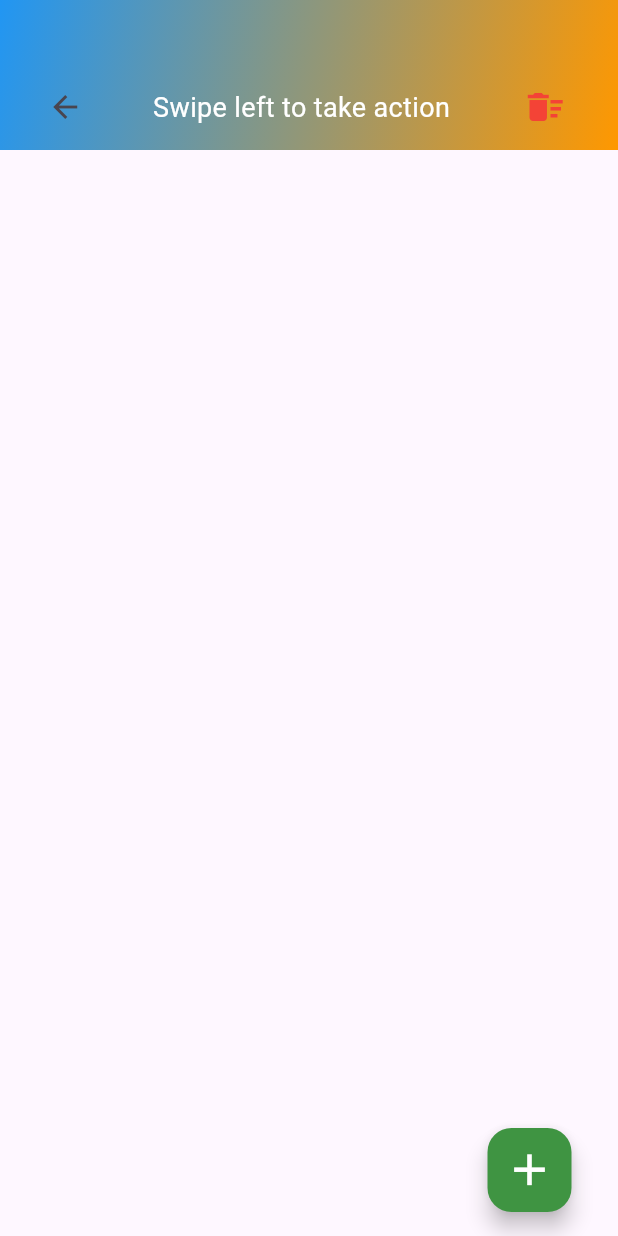
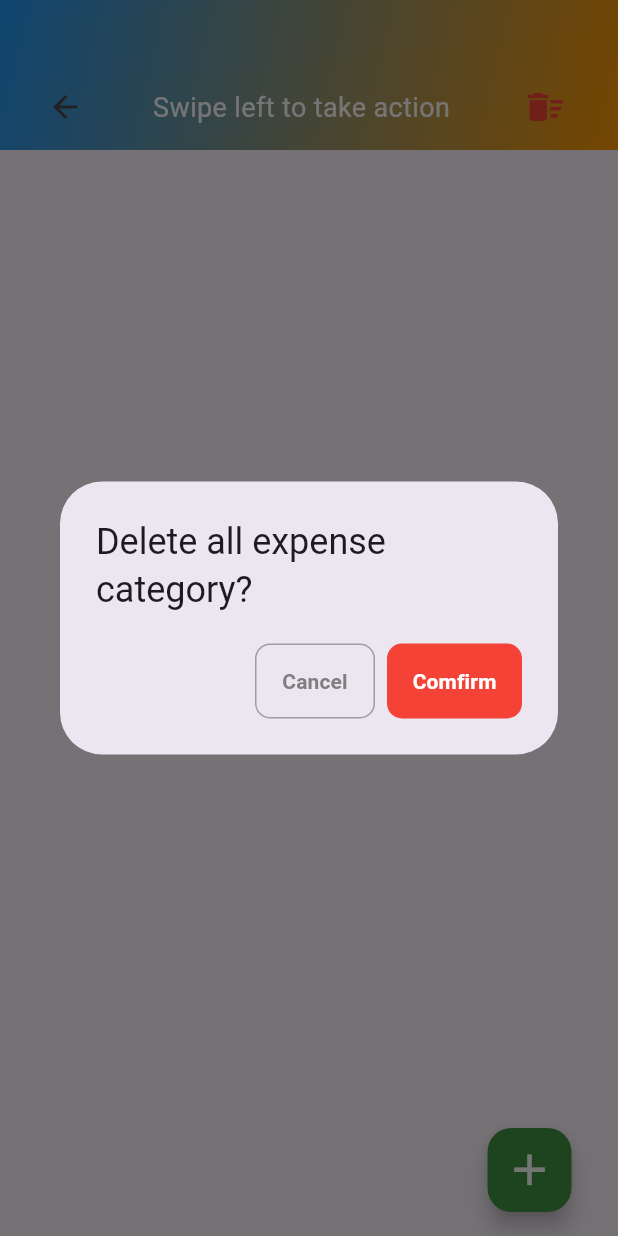
Before and after one commit to buiduccanh10/money_mate, a Flutter app: the category_manage screen opened directly with empty values, after a tap on the "delete sweep" icon, on a phone screen of 412 x 824 dp. Run offline on Flutter 3.47's test engine with Material 3 defaults, Android fonts, the phone set to English and light mode, and no system bars; our stand-ins replace cloud_firestore, custom_sliding_segmented_control, emoji_picker_flutter, firebase_auth, firebase_core, flutter_slidable and 8 more; missing offline and left inert: dart:ffi, datepicker_dropdown; accounts and stored records are empty; network calls fail.

Commit message:
struc: change structure file project

```diff
--- a/lib/services/firestore_helper.dart
+++ b/lib/services/firestore_helper.dart
@@ -252,6 +252,21 @@ class firestore_helper {
     } catch (error) {}
   }
 
+  Future<void> delete_all_category(String uid, bool isIncome) async {
+    try {
+      CollectionReference categoryCollectionRef =
+          db.collection('users').doc(uid).collection('category');
+
+      QuerySnapshot querySnapshot = await categoryCollectionRef
+          .where('is_income', isEqualTo: isIncome)
+          .get();
+
+      querySnapshot.docs.forEach((DocumentSnapshot documentSnapshot) async {
+        await documentSnapshot.reference.delete();
+      });
+    } catch (error) {}
+  }
+
   Future<void> add_input(String uid, String date, String description,
       double money, String cat_id) async {
     DocumentReference doc_ref =
--- a/lib/widget/category/category_manage.dart
+++ b/lib/widget/category/category_manage.dart
@@ -124,7 +124,9 @@ class _category_manageState extends State<category_manage> {
               ),
               IconButton(
                   padding: const EdgeInsets.all(15),
-                  onPressed: () {},
+                  onPressed: () {
+                    delete_all_category();
+                  },
                   icon: const Icon(Icons.delete_sweep,
                       color: Colors.red, size: 28))
             ],
@@ -172,7 +174,7 @@ class _category_manageState extends State<category_manage> {
                               children: [
                                 SlidableAction(
                                   onPressed: (context) {
-                                    edit_cat(context, index);
+                                    edit_cat(context, cat_item);
                                   },
                                   foregroundColor: Colors.blue,
                                   icon: Icons.edit,
@@ -239,7 +241,65 @@ class _category_manageState extends State<category_manage> {
     );
   }
 
-  void edit_cat(BuildContext context, int index) {}
+  void delete_all_category() {
+    showDialog(
+        context: context,
+        builder: (BuildContext context) {
+          return AlertDialog(
+            title: Text(
+                'Delete all ${widget.is_income ? 'income' : 'expense'} category?'),
+            actions: [
+              Container(
+                width: 80,
+                decoration: BoxDecoration(
+                    border: Border.all(color: Colors.grey),
+                    borderRadius: BorderRadius.circular(10)),
+                child: TextButton(
+                    onPressed: () {
+                      Navigator.of(context).pop();
+                    },
+                    child: const Text(
+                      'Cancel',
+                      style: TextStyle(
+                          fontWeight: FontWeight.w700,
+                          color: Color.fromARGB(255, 127, 127, 127)),
+                    )),
+              ),
+              Container(
+                width: 90,
+                decoration: BoxDecoration(
+                    color: Colors.red,
+                    border: Border.all(color: Colors.red),
+                    borderRadius: BorderRadius.circular(10)),
+                child: TextButton(
+                    onPressed: () {
+                      db_helper.delete_all_category(uid, widget.is_income);
+                    },
+                    child: const Text(
+                      'Comfirm',
+                      style: TextStyle(
+                        color: Colors.white,
+                        fontWeight: FontWeight.w700,
+                      ),
+                    )),
+              )
+            ],
+          );
+        });
+  }
+
+  void edit_cat(BuildContext context, Map<String, dynamic> cat_item) {
+    showDialog(
+        context: context,
+        builder: (BuildContext context) {
+          return cat_update_dialog(
+            cat_item: cat_item,
+            cat_reload_callback: () {
+              fetchData();
+            },
+          );
+        });
+  }
 
   void delete_cat(BuildContext context, int index, String uid) async {
     try {
--- a/lib/widget/chart/chart_widget.dart
+++ b/lib/widget/chart/chart_widget.dart
@@ -120,7 +120,6 @@ class _chart_widgetState extends State<chart_widget> {
   @override
   Widget build(BuildContext context) {
     final width = MediaQuery.of(context).size.width;
-    final height = MediaQuery.of(context).size.height;
     var formatter = NumberFormat.simpleCurrency(locale: "vi_VN");
     String format_total = formatter.format(total_saving);
     String format_income = formatter.format(total_income);
@@ -132,7 +131,7 @@ class _chart_widgetState extends State<chart_widget> {
           child: Column(
             children: [
               Padding(
-                padding: EdgeInsets.only(top: height * 0.09),
+                padding: const EdgeInsets.only(top: 70),
                 child: Stack(
                   children: [
                     Padding(
--- a/lib/home.dart
+++ b/lib/widget/home/home.dart
@@ -1,8 +1,8 @@
 import 'package:flutter/material.dart';
 import 'package:google_nav_bar/google_nav_bar.dart';
-import 'package:money_mate/chart.dart';
-import 'package:money_mate/input.dart';
-import 'package:money_mate/setting.dart';
+import 'package:money_mate/widget/chart/chart.dart';
+import 'package:money_mate/widget/input/input.dart';
+import 'package:money_mate/widget/search/setting.dart';
 import 'package:money_mate/widget/chart/chart_widget.dart';
 import 'package:money_mate/widget/home/home_appbar.dart';
 import 'package:money_mate/widget/home/home_list_item.dart';
--- a/lib/widget/home/home_list_item.dart
+++ b/lib/widget/home/home_list_item.dart
@@ -118,7 +118,7 @@ class _home_list_itemState extends State<home_list_item> {
                   child: Text('No input data yet!'),
                 )
               : ListView.builder(
-                  padding: const EdgeInsets.only(top: 14, bottom: 120),
+                  padding: const EdgeInsets.only(top: 24, bottom: 120),
                   itemCount: sorted_list.length,
                   shrinkWrap: true,
                   itemBuilder: (BuildContext context, int index) {
--- a/lib/widget/input/update_input.dart
+++ b/lib/widget/input/update_input.dart
@@ -5,7 +5,7 @@ import 'package:flutter/material.dart';
 import 'package:flutter/services.dart';
 import 'package:fluttertoast/fluttertoast.dart';
 import 'package:intl/intl.dart';
-import 'package:money_mate/home.dart';
+import 'package:money_mate/widget/home/home.dart';
 import 'package:money_mate/main.dart';
 import 'package:money_mate/services/currency.dart';
 import 'package:money_mate/services/firestore_helper.dart';
--- a/lib/widget/setting/setting_content.dart
+++ b/lib/widget/setting/setting_content.dart
@@ -1,7 +1,7 @@
 import 'package:firebase_auth/firebase_auth.dart';
 import 'package:flutter/cupertino.dart';
 import 'package:flutter/material.dart';
-import 'package:money_mate/login.dart';
+import 'package:money_mate/widget/accounts/login.dart';
 
 class setting_content extends StatefulWidget {
   const setting_content({super.key});
```
Also changed, not shown: lib/main.dart (+9 -8 lines), lib/widget/accounts/login.dart (renamed from lib/login.dart, +5 -5 lines), lib/widget/home/home_appbar.dart (+7 -1 lines), lib/widget/accounts/sign_up.dart (renamed from lib/sign_up.dart), lib/widget/chart/chart.dart (renamed from lib/chart.dart), lib/widget/input/input.dart (renamed from lib/input.dart), lib/widget/search/setting.dart (renamed from lib/setting.dart), 1 other file.
